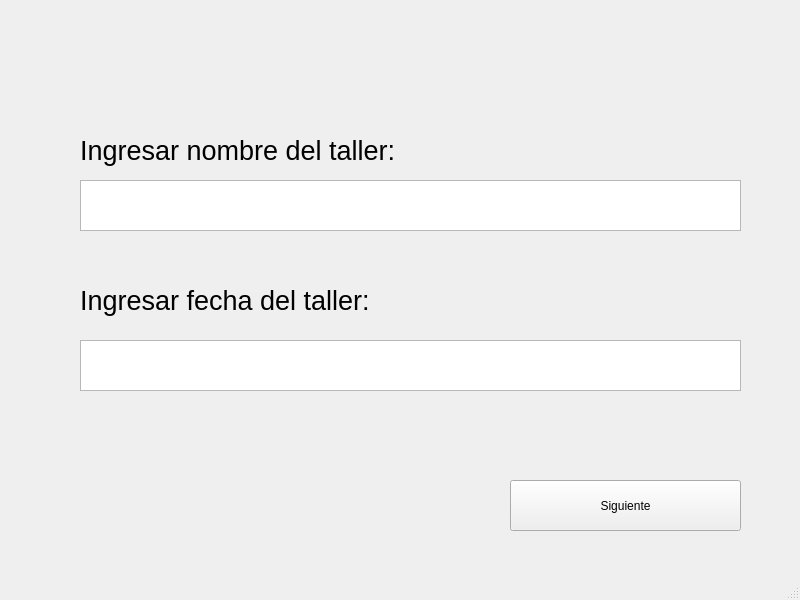
First picture: the form in MainWindowCamposDeEntrada.ui, repository RicarlOz/DiplomaGenerator, before the edit.
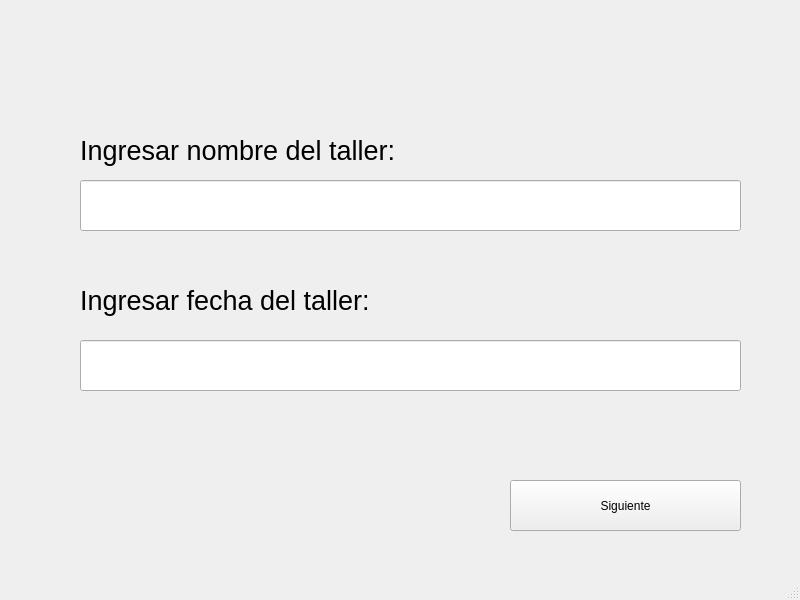
Second picture: the form after the edit. Icons and pictures are not drawn.

Commit message: Programacion Campos de Entrada

The edit to the form file:
```diff
--- a/MainWindowCamposDeEntrada.ui
+++ b/MainWindowCamposDeEntrada.ui
@@ -40,16 +40,6 @@
      <string>&lt;html&gt;&lt;head/&gt;&lt;body&gt;&lt;p&gt;&lt;span style=&quot; font-size:20pt;&quot;&gt;Ingresar nombre del taller:&lt;/span&gt;&lt;/p&gt;&lt;/body&gt;&lt;/html&gt;</string>
     </property>
    </widget>
-   <widget class="QTextEdit" name="textEdit">
-    <property name="geometry">
-     <rect>
-      <x>80</x>
-      <y>180</y>
-      <width>661</width>
-      <height>51</height>
-     </rect>
-    </property>
-   </widget>
    <widget class="QLabel" name="label_3">
     <property name="geometry">
      <rect>
@@ -63,16 +53,6 @@
      <string>&lt;html&gt;&lt;head/&gt;&lt;body&gt;&lt;p&gt;&lt;span style=&quot; font-size:20pt;&quot;&gt;Ingresar fecha del taller:&lt;/span&gt;&lt;/p&gt;&lt;/body&gt;&lt;/html&gt;</string>
     </property>
    </widget>
-   <widget class="QTextEdit" name="textEdit_2">
-    <property name="geometry">
-     <rect>
-      <x>80</x>
-      <y>340</y>
-      <width>661</width>
-      <height>51</height>
-     </rect>
-    </property>
-   </widget>
    <widget class="QLabel" name="label">
     <property name="geometry">
      <rect>
@@ -92,6 +72,26 @@
      <set>Qt::AlignCenter</set>
     </property>
    </widget>
+   <widget class="QLineEdit" name="lineEdit">
+    <property name="geometry">
+     <rect>
+      <x>80</x>
+      <y>340</y>
+      <width>661</width>
+      <height>51</height>
+     </rect>
+    </property>
+   </widget>
+   <widget class="QLineEdit" name="lineEdit_2">
+    <property name="geometry">
+     <rect>
+      <x>80</x>
+      <y>180</y>
+      <width>661</width>
+      <height>51</height>
+     </rect>
+    </property>
+   </widget>
   </widget>
   <widget class="QMenuBar" name="menubar">
    <property name="geometry">
```
The commit also changes 1 other file.
